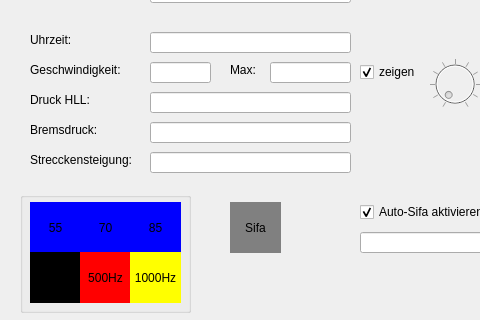
jokey2k/pyzusi3, file examples/pyzusidisplay/form.ui: the form before one commit; both pictures show x 0 to 480 and y 148 to 468 of the 590 by 744 pixel window.
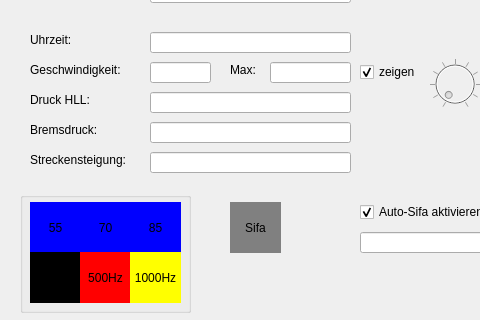
The form after the commit.

Diff of the .ui file:
```diff
--- a/examples/pyzusidisplay/form.ui
+++ b/examples/pyzusidisplay/form.ui
@@ -805,7 +805,7 @@
      </rect>
     </property>
     <property name="text">
-     <string>Strecckensteigung:</string>
+     <string>Streckensteigung:</string>
     </property>
    </widget>
   </widget>
```
